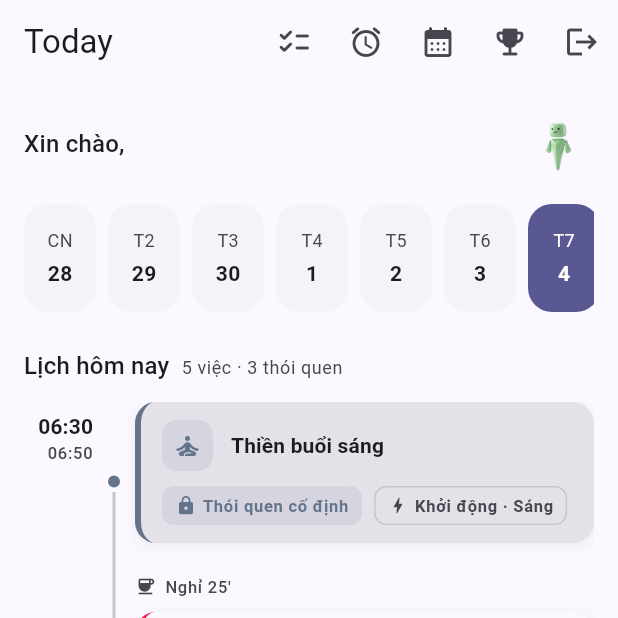
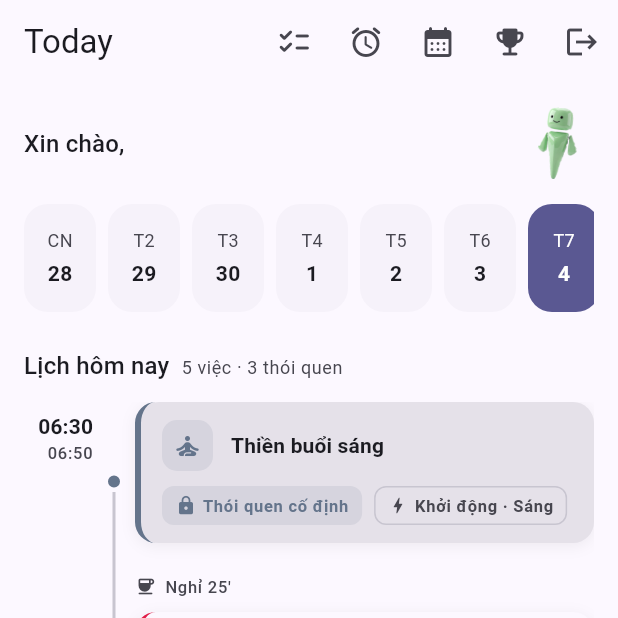
Before and after one commit to VoTrongHoang-Dyor/Focus-Plan, a Flutter app: the HomeScreen screen opened directly with empty values, on a phone screen of 412 x 824 dp, the top half of it. Run offline on Flutter 3.47's test engine with Material 3 defaults, Android fonts, the phone set to English and light mode, and no system bars; our stand-ins replace shared_preferences; accounts and stored records are empty.

Commit message:
fix(demo): crop logo/mascot theo bbox + animate mascot (ngó nghiêng + nhún)
Fix 1 — logo SignIn quá nhỏ: crop logo.png & mascot.png theo bounding box của
alpha (Pillow getbbox) → bỏ vùng trong suốt thừa, chữ/nhân vật chiếm trọn khung.
Tăng BrandLogo mặc định 88→120; SignIn 96→120, SignUp 84→110.

Fix 2 — mascot sinh động: Mascot thành StatefulWidget, AnimationController
repeat(reverse) 1700ms easeInOut + AnimatedBuilder: xoay ±~7.5° (ngó nghiêng)
và nhún nhẹ trục Y. Giữ nguyên API Mascot({size}); dispose controller.
Flutter thuần, không thêm package.

Co-Authored-By: Claude Opus 4.8 <noreply@anthropic.com>

```diff
--- a/focus_plan_ui_demo/lib/screens/sign_in_screen.dart
+++ b/focus_plan_ui_demo/lib/screens/sign_in_screen.dart
@@ -61,7 +61,7 @@ class _SignInScreenState extends State<SignInScreen> {
               mainAxisAlignment: MainAxisAlignment.center,
               crossAxisAlignment: CrossAxisAlignment.stretch,
               children: [
-                const BrandLogo(height: 96),
+                const BrandLogo(height: 120),
                 const SizedBox(height: 24),
                 Text('Đăng nhập', style: Theme.of(context).textTheme.headlineMedium),
                 const SizedBox(height: 32),
--- a/focus_plan_ui_demo/lib/screens/sign_up_screen.dart
+++ b/focus_plan_ui_demo/lib/screens/sign_up_screen.dart
@@ -67,7 +67,7 @@ class _SignUpScreenState extends State<SignUpScreen> {
             child: Column(
               crossAxisAlignment: CrossAxisAlignment.stretch,
               children: [
-                const BrandLogo(height: 84),
+                const BrandLogo(height: 110),
                 const SizedBox(height: 24),
                 TextFormField(
                   controller: _emailController,
--- a/focus_plan_ui_demo/lib/widgets/brand.dart
+++ b/focus_plan_ui_demo/lib/widgets/brand.dart
@@ -1,10 +1,12 @@
+import 'dart:math' as math;
+
 import 'package:flutter/material.dart';
 
 /// Logo thương hiệu Focus Plan. Dùng ở Splash / Sign In / Sign Up.
 class BrandLogo extends StatelessWidget {
   final double height;
 
-  const BrandLogo({super.key, this.height = 88});
+  const BrandLogo({super.key, this.height = 120});
 
   @override
   Widget build(BuildContext context) {
@@ -17,20 +19,54 @@ class BrandLogo extends StatelessWidget {
   }
 }
 
-/// Linh vật (mascot) Focus Plan — avatar bo góc, dùng ở Home + empty-state.
-class Mascot extends StatelessWidget {
+/// Linh vật (mascot) Focus Plan — có animation nhẹ (ngó nghiêng + nhún) cho
+/// sinh động. Dùng ở Home + các empty-state. API giữ nguyên `Mascot({size})`.
+class Mascot extends StatefulWidget {
   final double size;
 
   const Mascot({super.key, this.size = 48});
 
   @override
+  State<Mascot> createState() => _MascotState();
+}
+
+class _MascotState extends State<Mascot> with SingleTickerProviderStateMixin {
+  late final AnimationController _controller = AnimationController(
+    vsync: this,
+    duration: const Duration(milliseconds: 1700),
+  )..repeat(reverse: true);
+
+  late final Animation<double> _t = CurvedAnimation(
+    parent: _controller,
+    curve: Curves.easeInOut,
+  );
+
+  @override
+  void dispose() {
+    _controller.dispose();
+    super.dispose();
+  }
+
+  @override
   Widget build(BuildContext context) {
-    return Image.asset(
-      'assets/images/mascot.png',
-      width: size,
-      height: size,
-      fit: BoxFit.contain,
-      semanticLabel: 'Linh vật Focus Plan',
+    return AnimatedBuilder(
+      animation: _t,
+      builder: (context, child) {
+        final v = _t.value; // 0..1 (dao động qua lại do reverse)
+        final angle = (v - 0.5) * 0.26; // ± ~7.5° ngó nghiêng
+        final dy = -math.sin(v * math.pi) * 3; // nhún nhẹ trục Y
+        return Transform.translate(
+          offset: Offset(0, dy),
+          child: Transform.rotate(angle: angle, child: child),
+        );
+      },
+      child: Image.asset(
+        'assets/images/mascot.png',
+        width: widget.size,
+        height: widget.size,
+        fit: BoxFit.contain,
+        semanticLabel: 'Linh vật Focus Plan',
+      ),
     );
   }
 }
```
Also changed, not shown: focus_plan_ui_demo/assets/images/logo.png, focus_plan_ui_demo/assets/images/mascot.png.
